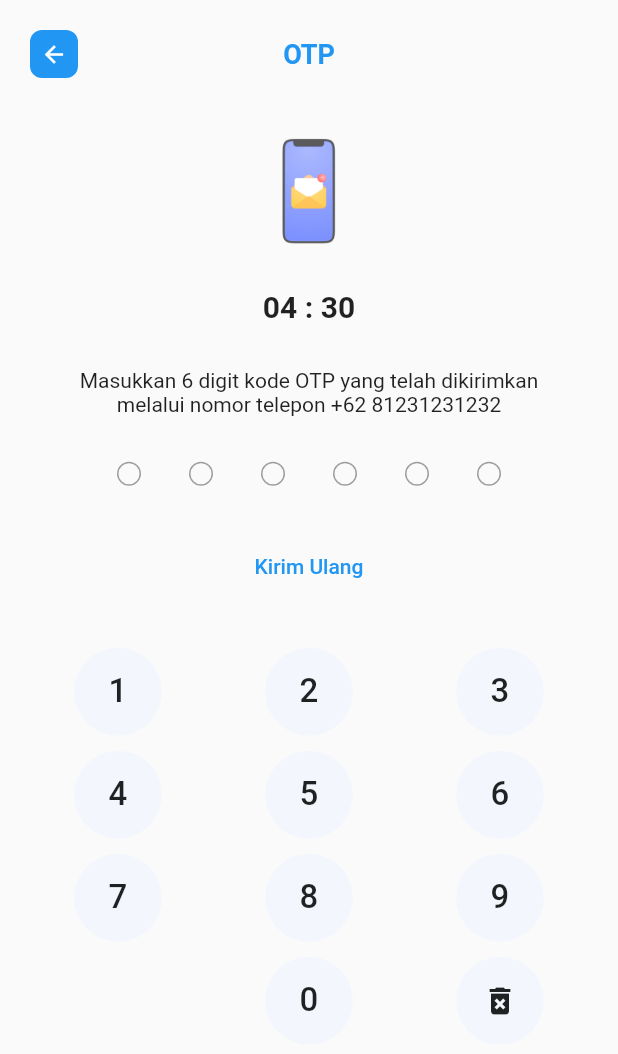
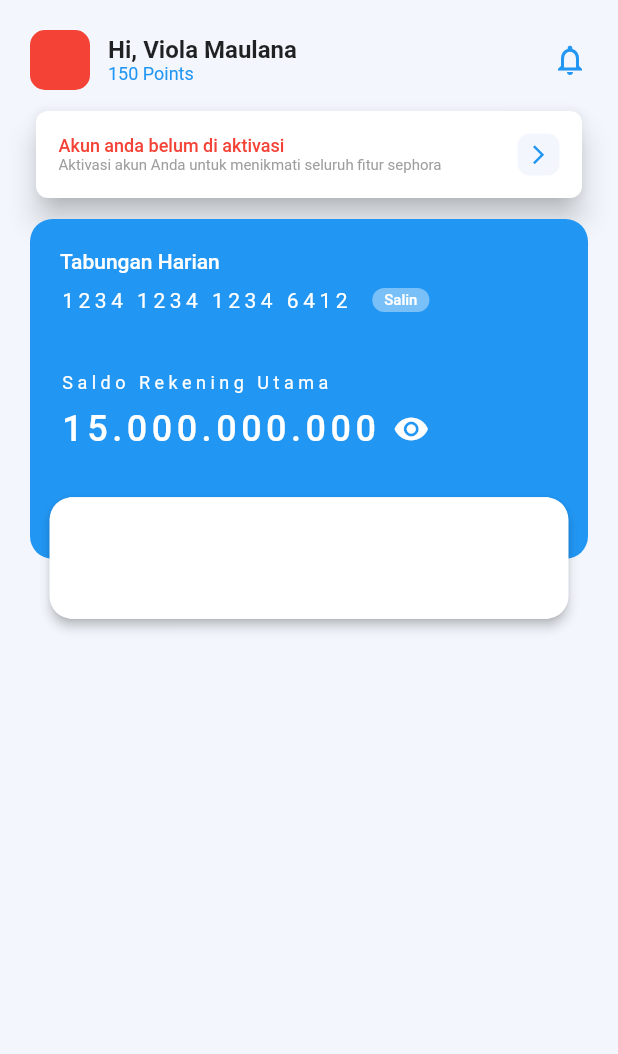
Before and after one commit to wandx/sephora, a Flutter app: the screen it shows after launch, on a phone screen of 412 x 824 dp. Shown: the top 1054 px of the screen. Run offline on Flutter 3.47's test engine with Material 2 defaults, Android fonts, the phone set to English and light mode, and no system bars.

Commit message:
add home (WIP)

```diff
--- /dev/null
+++ b/lib/home/home.dart
@@ -0,0 +1 @@
+export 'view/home_screen.dart';
--- /dev/null
+++ b/lib/home/view/home_screen.dart
@@ -0,0 +1,32 @@
+import 'package:flutter/material.dart';
+import 'package:sephore/home/widget/account_jumbotron.dart';
+import 'package:sephore/home/widget/inactive_account_info.dart';
+import 'package:sephore/home/widget/user_info.dart';
+
+class HomeScreen extends StatelessWidget {
+  const HomeScreen({super.key});
+
+  @override
+  Widget build(BuildContext context) {
+    return Scaffold(
+      backgroundColor: Color(0xFFF3F7FD),
+      body: Padding(
+        padding: const EdgeInsets.all(20),
+        child: Column(
+          children: [
+            // Appbar
+            UserInfo(),
+            // Scrollview
+            SingleChildScrollView(
+              child: Container(),
+            ),
+            SizedBox(height: 10),
+            InactiveAccountInfo(),
+            SizedBox(height: 10),
+            AccountJumbotron(),
+          ],
+        ),
+      ),
+    );
+  }
+}
--- /dev/null
+++ b/lib/home/widget/account_jumbotron.dart
@@ -0,0 +1,23 @@
+import 'package:flutter/material.dart';
+import 'package:sephore/home/widget/account_jumbotron_back.dart';
+import 'package:sephore/home/widget/account_jumbotron_front.dart';
+
+class AccountJumbotron extends StatelessWidget {
+  const AccountJumbotron({super.key});
+
+  @override
+  Widget build(BuildContext context) {
+    return AspectRatio(
+      aspectRatio: 335 / 240,
+      child: Stack(
+        children: [
+          AccountJumbotronBack(),
+          Align(
+            alignment: Alignment.bottomCenter,
+            child: AccountJumbotronFront(),
+          ),
+        ],
+      ),
+    );
+  }
+}
--- /dev/null
+++ b/lib/home/widget/account_jumbotron_back.dart
@@ -0,0 +1,92 @@
+import 'package:flutter/material.dart';
+
+class AccountJumbotronBack extends StatelessWidget {
+  const AccountJumbotronBack({super.key});
+
+  @override
+  Widget build(BuildContext context) {
+    return Container(
+      padding: EdgeInsets.all(20),
+      margin: EdgeInsets.only(bottom: 40),
+      decoration: BoxDecoration(
+        color: Colors.blue,
+        borderRadius: BorderRadius.circular(15),
+      ),
+      child: Column(
+        crossAxisAlignment: CrossAxisAlignment.start,
+        children: [
+          Text(
+            'Tabungan Harian',
+            style: TextStyle(
+              fontSize: 14,
+              fontWeight: FontWeight.w500,
+              color: Colors.white,
+            ),
+          ),
+          SizedBox(height: 10),
+          Row(
+            children: [
+              Text(
+                '1234 1234 1234 6412',
+                style: TextStyle(
+                  fontSize: 14,
+                  fontWeight: FontWeight.w400,
+                  color: Colors.white,
+                  letterSpacing: 3,
+                ),
+              ),
+              SizedBox(width: 15),
+              Container(
+                padding: EdgeInsets.symmetric(
+                  vertical: 2,
+                  horizontal: 8,
+                ),
+                decoration: BoxDecoration(
+                  color: Colors.white.withOpacity(0.4),
+                  borderRadius: BorderRadius.circular(20),
+                ),
+                child: Text(
+                  'Salin',
+                  style: TextStyle(
+                    fontSize: 10,
+                    fontWeight: FontWeight.w500,
+                    color: Colors.white,
+                  ),
+                ),
+              ),
+            ],
+          ),
+          SizedBox(height: 40),
+          Text(
+            'Saldo Rekening Utama',
+            style: TextStyle(
+              fontSize: 12,
+              fontWeight: FontWeight.w400,
+              color: Colors.white,
+              letterSpacing: 3,
+            ),
+          ),
+          SizedBox(height: 10),
+          Row(
+            children: [
+              Text(
+                '15.000.000.000',
+                style: TextStyle(
+                  fontSize: 24,
+                  fontWeight: FontWeight.w500,
+                  color: Colors.white,
+                  letterSpacing: 3,
+                ),
+              ),
+              SizedBox(width: 10),
+              Icon(
+                Icons.remove_red_eye_sharp,
+                color: Colors.white,
+              ),
+            ],
+          )
+        ],
+      ),
+    );
+  }
+}
--- /dev/null
+++ b/lib/home/widget/account_jumbotron_front.dart
@@ -0,0 +1,21 @@
+import 'package:flutter/material.dart';
+
+class AccountJumbotronFront extends StatelessWidget {
+  const AccountJumbotronFront({super.key});
+
+  @override
+  Widget build(BuildContext context) {
+    return Card(
+      margin: EdgeInsets.symmetric(vertical: 0, horizontal: 13),
+      elevation: 3,
+      shape: RoundedRectangleBorder(borderRadius: BorderRadius.circular(15)),
+      child: Container(
+        height: 81,
+        margin: EdgeInsets.symmetric(horizontal: 13),
+        decoration: BoxDecoration(
+          color: Colors.white,
+        ),
+      ),
+    );
+  }
+}
--- /dev/null
+++ b/lib/home/widget/inactive_account_info.dart
@@ -0,0 +1,56 @@
+import 'package:flutter/material.dart';
+
+class InactiveAccountInfo extends StatelessWidget {
+  const InactiveAccountInfo({super.key});
+
+  @override
+  Widget build(BuildContext context) {
+    return Card(
+      shape: RoundedRectangleBorder(borderRadius: BorderRadius.circular(8)),
+      elevation: 8,
+      child: Container(
+        padding: EdgeInsets.all(15),
+        child: Row(
+          children: [
+            Expanded(
+              child: Column(
+                crossAxisAlignment: CrossAxisAlignment.start,
+                children: [
+                  Text(
+                    'Akun anda belum di aktivasi',
+                    style: TextStyle(
+                      fontSize: 12,
+                      fontWeight: FontWeight.w500,
+                      color: Colors.red,
+                    ),
+                  ),
+                  Text(
+                    'Aktivasi akun Anda untuk menikmati seluruh fitur sephora',
+                    style: TextStyle(
+                      fontSize: 10,
+                      fontWeight: FontWeight.w400,
+                      color: Colors.grey,
+                    ),
+                  ),
+                ],
+              ),
+            ),
+            Container(
+              width: 28,
+              height: 28,
+              decoration: BoxDecoration(
+                borderRadius: BorderRadius.circular(8),
+                color: Color(0xFFF3F7FD),
+              ),
+              child: Icon(
+                Icons.arrow_forward_ios,
+                size: 15,
+                color: Colors.blue,
+              ),
+            ),
+          ],
+        ),
+      ),
+    );
+  }
+}
--- /dev/null
+++ b/lib/home/widget/user_info.dart
@@ -0,0 +1,48 @@
+import 'package:flutter/material.dart';
+
+class UserInfo extends StatelessWidget {
+  const UserInfo({super.key});
+
+  @override
+  Widget build(BuildContext context) {
+    return Row(
+      children: [
+        Container(
+          width: 40,
+          height: 40,
+          decoration: BoxDecoration(
+            borderRadius: BorderRadius.circular(10),
+            color: Colors.red,
+          ),
+        ),
+        SizedBox(width: 12),
+        Expanded(
+          child: Column(
+            crossAxisAlignment: CrossAxisAlignment.start,
+            children: [
+              Text(
+                'Hi, Viola Maulana',
+                style: TextStyle(
+                  fontSize: 16,
+                  fontWeight: FontWeight.w600,
+                ),
+              ),
+              Text(
+                '150 Points',
+                style: TextStyle(
+                  fontSize: 12,
+                  color: Colors.blue,
+                  fontWeight: FontWeight.w400,
+                ),
+              ),
+            ],
+          ),
+        ),
+        Icon(
+          Icons.notifications_outlined,
+          color: Colors.blue,
+        ),
+      ],
+    );
+  }
+}
--- a/lib/main.dart
+++ b/lib/main.dart
@@ -1,4 +1,5 @@
 import 'package:flutter/material.dart';
+import 'package:sephore/home/home.dart';
 import 'package:sephore/on_boarding/on_boarding.dart';
 import 'package:sephore/register/register.dart';
 
@@ -27,7 +28,7 @@ class MyApp extends StatelessWidget {
         // is not restarted.
         primarySwatch: Colors.blue,
       ),
-      home: const OtpScreen(),
+      home: const HomeScreen(),
     );
   }
 }
```
